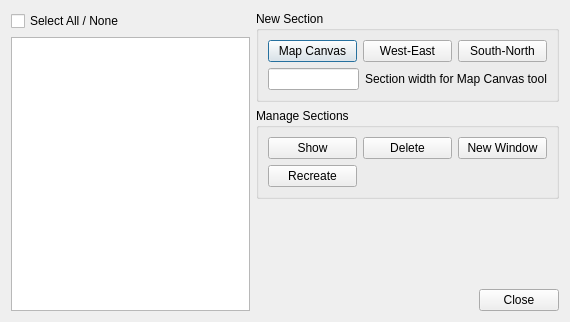
rolandhill/geoscience, file sectionmanager_dialog_base.ui: the form before one commit.
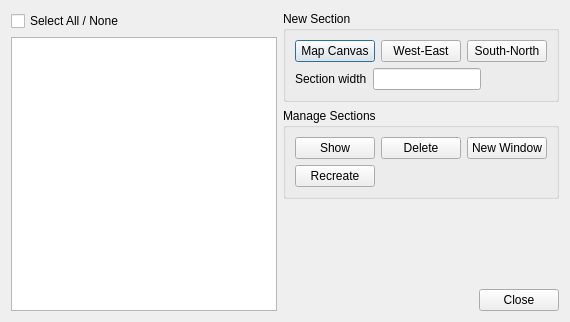
The form after the commit.

Commit message: Set section width from sectionManager_Dialog only. Set DEM line style. Expand grid extents.

Patch:
```diff
--- a/sectionmanager_dialog_base.ui
+++ b/sectionmanager_dialog_base.ui
@@ -75,6 +75,13 @@
           <property name="topMargin">
            <number>0</number>
           </property>
+          <item>
+           <widget class="QLabel" name="label">
+            <property name="text">
+             <string>Section width</string>
+            </property>
+           </widget>
+          </item>
           <item>
            <widget class="QLineEdit" name="leSectionWidth">
             <property name="sizePolicy">
@@ -86,11 +93,17 @@
            </widget>
           </item>
           <item>
-           <widget class="QLabel" name="label">
-            <property name="text">
-             <string>Section width for Map Canvas tool</string>
+           <spacer name="horizontalSpacer">
+            <property name="orientation">
+             <enum>Qt::Horizontal</enum>
             </property>
-           </widget>
+            <property name="sizeHint" stdset="0">
+             <size>
+              <width>40</width>
+              <height>20</height>
+             </size>
+            </property>
+           </spacer>
           </item>
          </layout>
         </item>
```
The commit also changes 5 other files.
